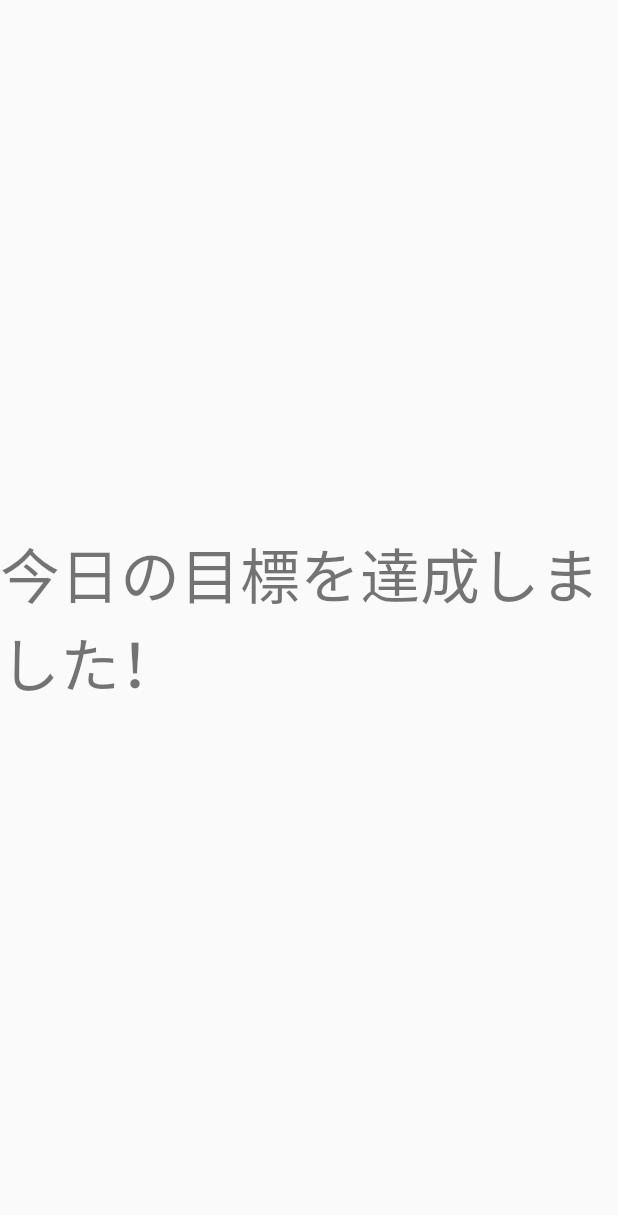
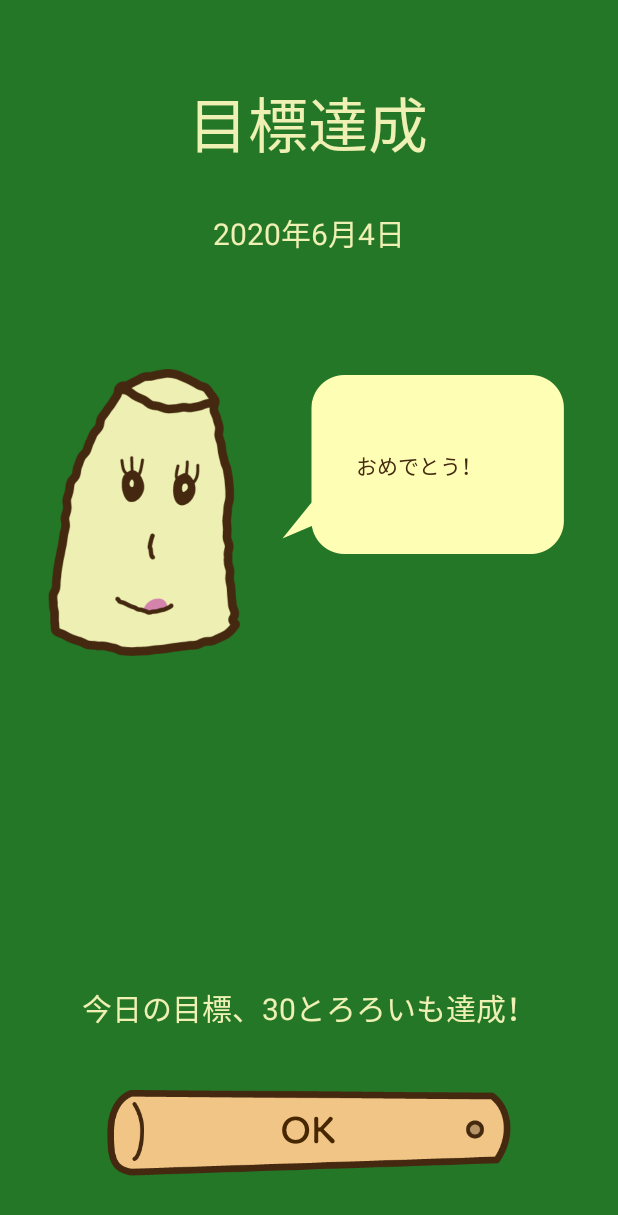
Before and after one commit to Aogon/Tororoimo, an Android app: the layout dialog_quota.xml on its own in the app's theme, with its tools: preview values and no code run, on a phone screen of 412 x 824 dp. Shown: the top 1215 px of the screen. Run offline under Robolectric (Android 15) with nearby library versions, the light colour scheme and no system bars.

Commit message:
[add]ダイアログのレイアウト

```diff
--- a/app/src/main/res/layout/dialog_quota.xml
+++ b/app/src/main/res/layout/dialog_quota.xml
@@ -1,19 +1,87 @@
 <?xml version="1.0" encoding="utf-8"?>
-<androidx.constraintlayout.widget.ConstraintLayout
-    xmlns:android="http://schemas.android.com/apk/res/android"
+<androidx.constraintlayout.widget.ConstraintLayout xmlns:android="http://schemas.android.com/apk/res/android"
     xmlns:app="http://schemas.android.com/apk/res-auto"
     xmlns:tools="http://schemas.android.com/tools"
     android:layout_width="match_parent"
-    android:layout_height="match_parent">
+    android:layout_height="match_parent"
+    android:background="@color/backgroundColor">
 
     <TextView
         android:id="@+id/textView6"
         android:layout_width="wrap_content"
         android:layout_height="wrap_content"
-        android:text="今日の目標を達成しました！"
+        android:layout_marginTop="52dp"
+        android:text="目標達成"
+        android:textColor="@color/tororoColor"
         android:textSize="40sp"
+        app:layout_constraintEnd_toEndOf="parent"
+        app:layout_constraintHorizontal_bias="0.498"
+        app:layout_constraintStart_toStartOf="parent"
+        app:layout_constraintTop_toTopOf="parent" />
+
+    <TextView
+        android:id="@+id/textView8"
+        android:layout_width="wrap_content"
+        android:layout_height="wrap_content"
+        android:layout_marginTop="28dp"
+        android:text="2020年6月4日"
+        android:textColor="@color/tororoColor"
+        android:textSize="20sp"
+        app:layout_constraintEnd_toEndOf="parent"
+        app:layout_constraintStart_toStartOf="parent"
+        app:layout_constraintTop_toBottomOf="@+id/textView6" />
+
+    <ImageView
+        android:id="@+id/imageView5"
+        android:layout_width="wrap_content"
+        android:layout_height="wrap_content"
+        android:layout_marginStart="32dp"
+        android:layout_marginTop="76dp"
+        app:layout_constraintStart_toStartOf="parent"
+        app:layout_constraintTop_toBottomOf="@+id/textView8"
+        app:srcCompat="@drawable/tororoimo_ai" />
+
+    <ImageView
+        android:id="@+id/imageView6"
+        android:layout_width="wrap_content"
+        android:layout_height="wrap_content"
+        android:layout_marginTop="80dp"
+        android:layout_marginEnd="36dp"
+        app:layout_constraintEnd_toEndOf="parent"
+        app:layout_constraintTop_toBottomOf="@+id/textView8"
+        app:srcCompat="@drawable/fukidashi" />
+
+    <TextView
+        android:id="@+id/textView11"
+        android:layout_width="wrap_content"
+        android:layout_height="wrap_content"
+        android:text="おめでとう！"
+        android:textColor="@color/fuchidoriColor"
+        app:layout_constraintBottom_toBottomOf="@+id/imageView6"
+        app:layout_constraintEnd_toEndOf="@+id/imageView6"
+        app:layout_constraintStart_toStartOf="@+id/imageView6"
+        app:layout_constraintTop_toTopOf="@+id/imageView6" />
+
+    <TextView
+        android:id="@+id/textView9"
+        android:layout_width="wrap_content"
+        android:layout_height="wrap_content"
+        android:layout_marginBottom="40dp"
+        android:text="今日の目標、30とろろいも達成！"
+        android:textColor="@color/tororoColor"
+        android:textSize="20sp"
+        app:layout_constraintBottom_toTopOf="@+id/imageButton"
+        app:layout_constraintEnd_toEndOf="parent"
+        app:layout_constraintStart_toStartOf="parent" />
+
+    <ImageButton
+        android:id="@+id/imageButton"
+        android:layout_width="wrap_content"
+        android:layout_height="wrap_content"
+        android:layout_marginBottom="40dp"
+        android:background="@null"
         app:layout_constraintBottom_toBottomOf="parent"
         app:layout_constraintEnd_toEndOf="parent"
         app:layout_constraintStart_toStartOf="parent"
-        app:layout_constraintTop_toTopOf="parent" />
+        app:srcCompat="@drawable/ok_button" />
 </androidx.constraintlayout.widget.ConstraintLayout>
```
Also changed, not shown: app/src/main/res/drawable-hdpi/ok_button.png (added), app/src/main/res/drawable-ldpi/ok_button.png (added), app/src/main/res/drawable-mdpi/ok_button.png (added), app/src/main/res/drawable-xhdpi/ok_button.png (added), app/src/main/res/drawable-xxhdpi/ok_button.png (added), app/src/main/res/drawable-xxxhdpi/ok_button.png (added).
